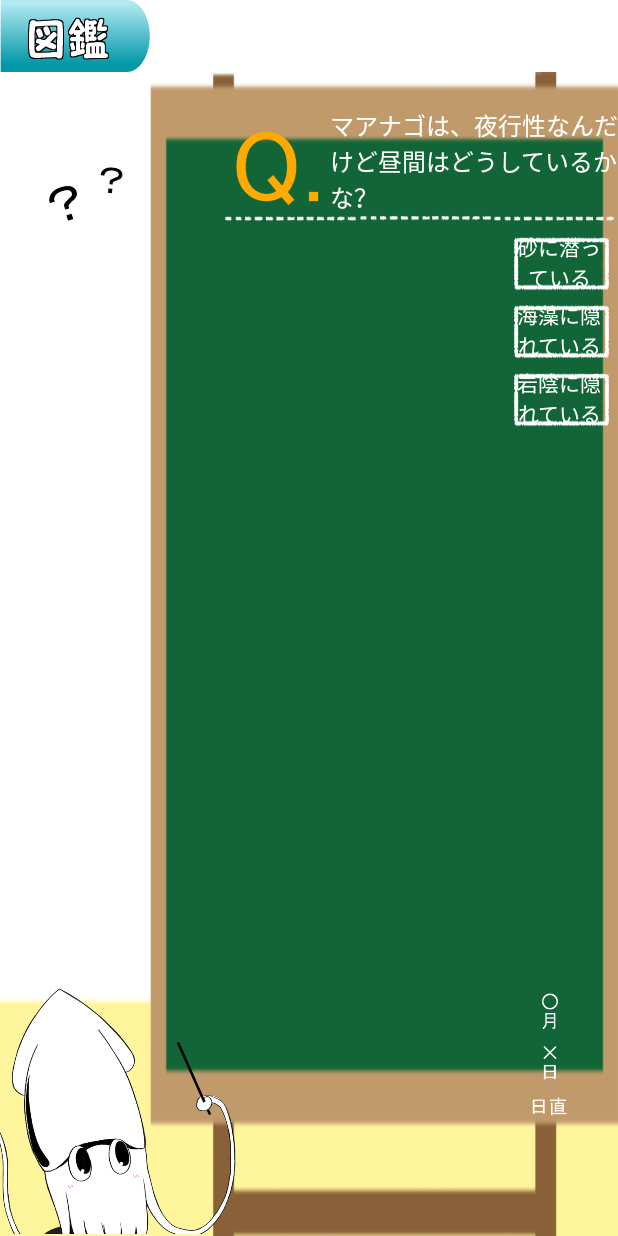
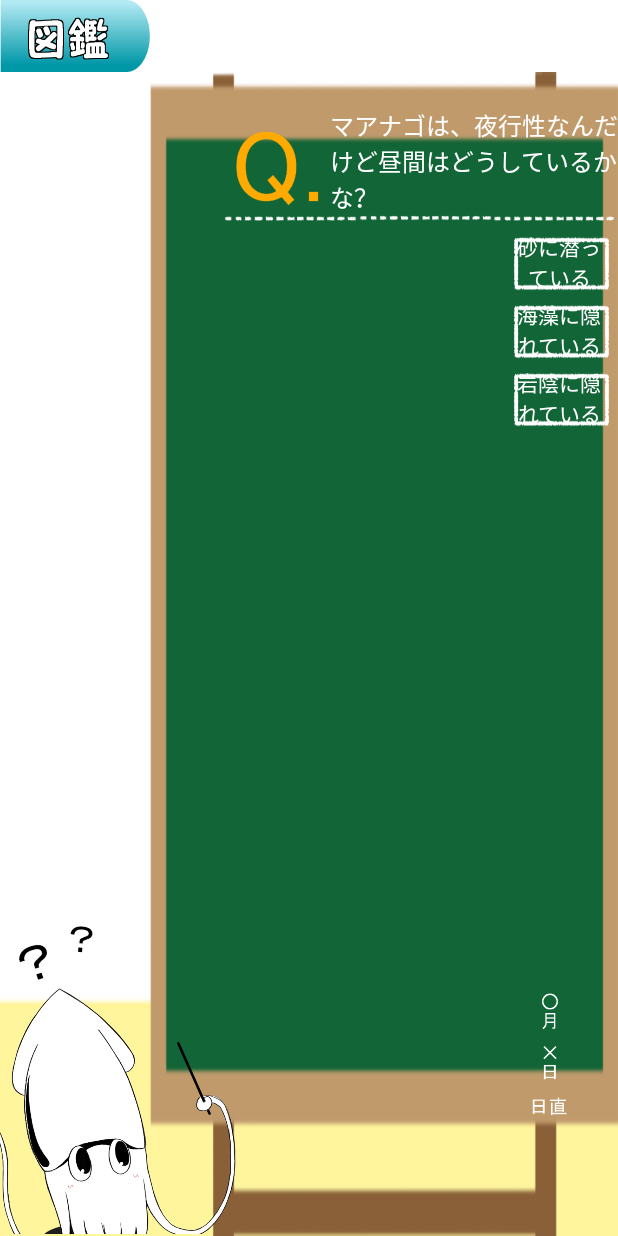
Before and after one commit to KentaFukaya/ProjectMainVer3, an Android app: the QuizActivity screen opened directly, with no data from a screen before it, on a phone screen of 412 x 824 dp. Run offline under Robolectric (Android 15) with nearby library versions, the phone set to English and light mode, and no system bars.

Commit message:
change layout

```diff
--- a/app/src/main/res/layout/activity_quiz.xml
+++ b/app/src/main/res/layout/activity_quiz.xml
@@ -38,8 +38,8 @@
         android:layout_width="match_parent"
         android:layout_height="match_parent"
         android:background="@drawable/quiz_kokuban"
-        android:layout_toEndOf="@+id/quiz_return_button"
-        android:layout_below="@+id/quiz_return_button">
+        android:layout_marginTop="48dp"
+        android:layout_marginLeft="100dp">
 
         <ImageView
             android:layout_width="70dp"
@@ -142,8 +142,7 @@
         android:layout_height="80dp"
         app:srcCompat="@drawable/quiz_hatena"
         android:id="@+id/quiz_hatena"
-        android:layout_below="@+id/quiz_return_button"
-        android:layout_marginTop="40dp"
-        android:layout_marginLeft="20dp"/>
+        android:layout_alignTop="@+id/quiz_ika"
+        android:layout_marginTop="-60dp"/>
 
 </RelativeLayout>
--- a/app/src/main/res/layout/activity_quiz2.xml
+++ b/app/src/main/res/layout/activity_quiz2.xml
@@ -19,8 +19,8 @@
         android:layout_width="match_parent"
         android:layout_height="match_parent"
         android:background="@drawable/quiz_kokuban"
-        android:layout_toEndOf="@+id/quiz_return_button2"
-        android:layout_below="@+id/quiz_return_button2">
+        android:layout_marginTop="48dp"
+        android:layout_marginLeft="100dp">
 
         <TextView
             android:layout_width="wrap_content"
```
